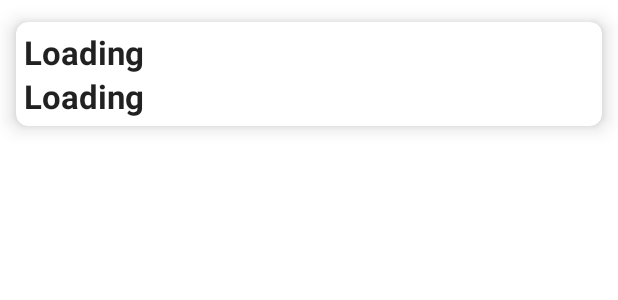
After one commit to sumit2607/BasisAssignmentWithRxJava, an Android app: the layout each_row.xml on its own in the app's theme, with its tools: preview values and no code run, on a phone screen of 412 x 824 dp. The commit adds this screen. Shown: the top 300 px of the screen. Run offline under Robolectric (Android 15) with nearby library versions, the phone set to English and light mode, and no system bars.

Commit message:
some files and ui part done

```diff
--- /dev/null
+++ b/app/src/main/java/com/example/basisassignmentwithrxjava/Model/Data.kt
@@ -0,0 +1,4 @@
+package com.example.basisassignmentwithrxjava.Model
+
+data class Data(val id: String, val text: String
+)
--- /dev/null
+++ b/app/src/main/java/com/example/basisassignmentwithrxjava/Network/Url.kt
@@ -0,0 +1,6 @@
+package com.example.basisassignmentwithrxjava.Network
+
+object Url {
+
+    const val baseUrl="https://gist.githubusercontent.com/"
+}
--- /dev/null
+++ b/app/src/main/res/layout/each_row.xml
@@ -0,0 +1,35 @@
+<?xml version="1.0" encoding="utf-8"?>
+<androidx.cardview.widget.CardView xmlns:android="http://schemas.android.com/apk/res/android"
+    android:layout_width="match_parent"
+    xmlns:app="http://schemas.android.com/apk/res-auto"
+    app:cardCornerRadius="8dp"
+    app:cardElevation="8dp"
+    app:cardUseCompatPadding="true"
+    app:cardMaxElevation="8dp"
+    android:layout_height="wrap_content">
+
+<LinearLayout
+    android:layout_width="match_parent"
+    android:orientation="vertical"
+    android:padding="5dp"
+    android:layout_height="match_parent">
+
+
+    <TextView
+        android:id="@+id/name"
+        android:text="Loading"
+        android:textStyle="bold"
+        android:textAppearance="@style/TextAppearance.AppCompat.Large"
+        android:layout_width="match_parent"
+        android:layout_height="wrap_content"/>
+    <TextView
+        android:id="@+id/price"
+        android:text="Loading"
+        android:textStyle="bold"
+        android:textAppearance="@style/TextAppearance.AppCompat.Large"
+        android:layout_width="match_parent"
+        android:layout_height="wrap_content"/>
+
+</LinearLayout>
+
+</androidx.cardview.widget.CardView>
```
Also changed, not shown: app/build.gradle (+18 -0 lines), app/src/main/java/com/example/basisassignmentwithrxjava/Model/Response.kt (added, +7 -0 lines), app/src/main/java/com/example/basisassignmentwithrxjava/Network/Api.kt (added, +13 -0 lines), app/src/main/java/com/example/basisassignmentwithrxjava/Network/CustomConverterFactory.kt (added, +51 -0 lines), app/src/main/java/com/example/basisassignmentwithrxjava/Network/Retrofit.kt (added, +17 -0 lines), app/src/main/res/layout/activity_main.xml (+7 -10 lines).
